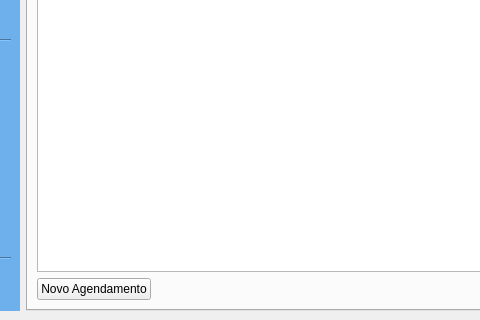
First picture: the form in clinica_cpp/mainwindow.ui, repository juander/Projeto_CPP, before the edit; both pictures show x 175 to 655 and y 400 to 720 of the 1280 by 720 pixel window.
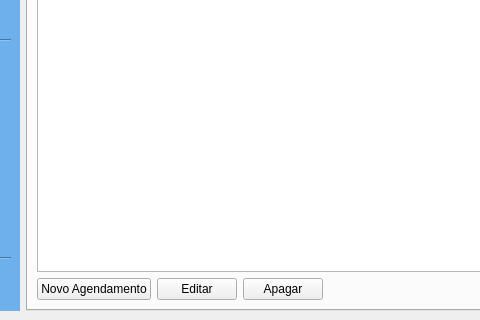
Second picture: the form after the edit. The open tabs and pages were chosen to show the change. Icons and pictures are not drawn.

Commit message: amem ta marcando

```diff
--- a/clinica_cpp/mainwindow.ui
+++ b/clinica_cpp/mainwindow.ui
@@ -2637,6 +2637,20 @@
                   </property>
                  </widget>
                 </item>
+                <item>
+                 <widget class="QPushButton" name="pushButton_4">
+                  <property name="text">
+                   <string>Editar</string>
+                  </property>
+                 </widget>
+                </item>
+                <item>
+                 <widget class="QPushButton" name="pushButton_5">
+                  <property name="text">
+                   <string>Apagar</string>
+                  </property>
+                 </widget>
+                </item>
                 <item>
                  <spacer name="horizontalSpacer_12">
                   <property name="orientation">
```
Left out of the diff: 30 changed lines with no effect on the pictures. The commit also changes 2 other files.
